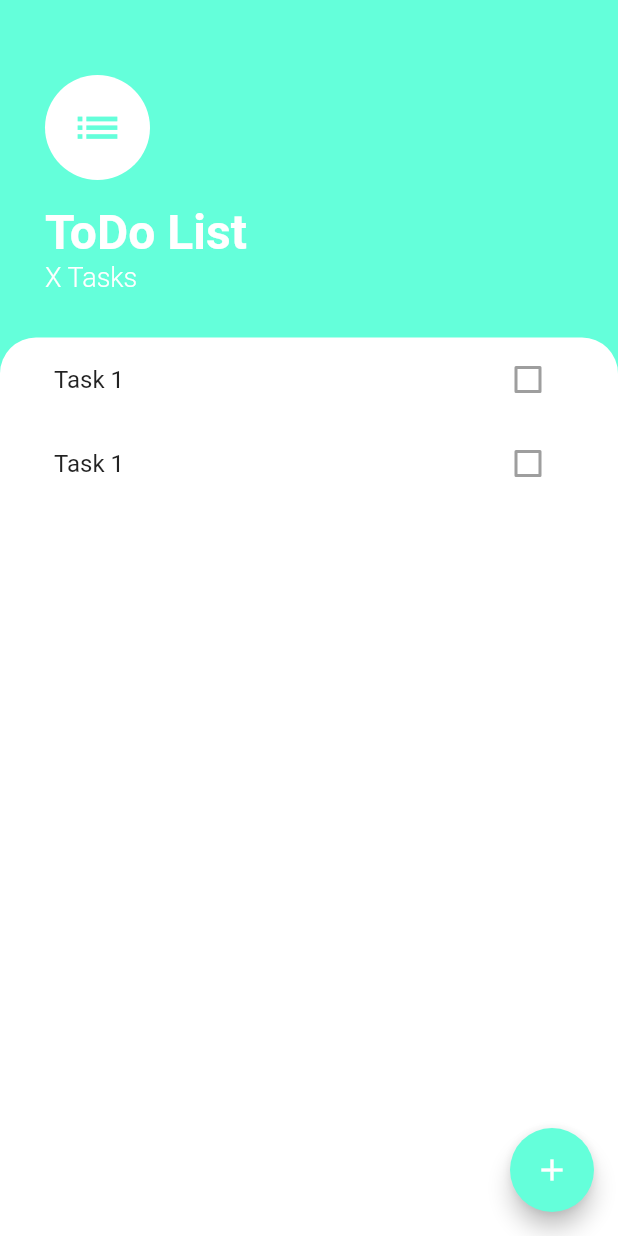
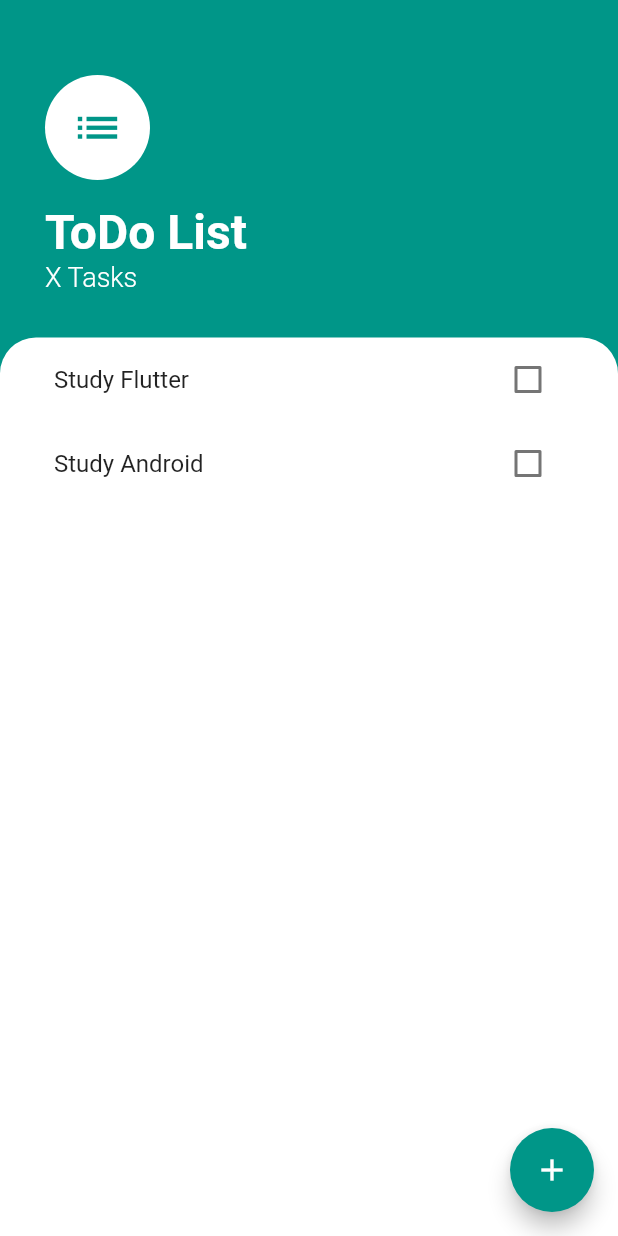
Before and after one commit to AniruddhaKulk/Flutter_ToDo_App, a Flutter app: the screen it shows after launch, on a phone screen of 412 x 824 dp. Run offline on Flutter 3.47's test engine with Material 2 defaults, Android fonts, the phone set to English and light mode, and no system bars.

Commit message:
Use ListView.Builder to create a dummy tasks list.

```diff
--- /dev/null
+++ b/lib/model/task.dart
@@ -0,0 +1,12 @@
+class Task{
+
+  final String taskName;
+  bool isCompleted;
+
+  Task({this.taskName, this.isCompleted = false});
+
+  void toggleCompleted(){
+    isCompleted = !isCompleted;
+  }
+
+}
--- a/lib/views/task_screen.dart
+++ b/lib/views/task_screen.dart
@@ -6,9 +6,9 @@ class TasksScreen extends StatelessWidget {
   @override
   Widget build(BuildContext context) {
     return Scaffold(
-      backgroundColor: Colors.tealAccent,
+      backgroundColor: Colors.teal,
       floatingActionButton: FloatingActionButton(
-        backgroundColor: Colors.tealAccent,
+        backgroundColor: Colors.teal,
         child: Icon(Icons.add),
         onPressed: () {
           showModalBottomSheet(
@@ -35,7 +35,7 @@ class TasksScreen extends StatelessWidget {
                 CircleAvatar(
                   child: Icon(
                     Icons.list,
-                    color: Colors.tealAccent,
+                    color: Colors.teal,
                     size: 35.0,
                   ),
                   backgroundColor: Colors.white,
--- a/lib/widgets/task_tile.dart
+++ b/lib/widgets/task_tile.dart
@@ -2,12 +2,25 @@ import 'package:flutter/material.dart';
 
 class TaskTile extends StatelessWidget {
 
+  final String taskName;
+  final bool isCompleted;
+  final Function toggleCallback;
+
+  TaskTile({this.taskName, this.isCompleted, this.toggleCallback});
+
   @override
   Widget build(BuildContext context) {
     return ListTile(
-      title: Text('Task 1'),
+      title: Text(
+        taskName,
+        style: TextStyle(
+            decoration:
+                isCompleted ? TextDecoration.lineThrough : TextDecoration.none),
+      ),
       trailing: Checkbox(
-        value: false,
+        activeColor: Colors.teal,
+        value: isCompleted,
+        onChanged: toggleCallback,
       ),
     );
   }
--- a/lib/widgets/tasks_list.dart
+++ b/lib/widgets/tasks_list.dart
@@ -1,15 +1,31 @@
 import 'package:flutter/material.dart';
+import 'package:todo_app/model/task.dart';
 import 'package:todo_app/widgets/task_tile.dart';
 
-class TasksList extends StatelessWidget {
+class TasksList extends StatefulWidget {
+
+  @override
+  _TasksListState createState() => _TasksListState();
+}
+
+class _TasksListState extends State<TasksList> {
+
+  List<Task> tasks = [
+    Task(taskName: 'Study Flutter', isCompleted: false),
+    Task(taskName: 'Study Android', isCompleted: false),
+  ];
 
   @override
   Widget build(BuildContext context) {
-    return ListView(
-      children: [
-        TaskTile(),
-        TaskTile()
-      ],
-    );
+    return ListView.builder(itemBuilder: (context, index){
+      return TaskTile(taskName: tasks[index].taskName,
+        isCompleted: tasks[index].isCompleted,
+        toggleCallback: (bool isChecked){
+          setState(() {
+            tasks[index].toggleCompleted();
+          });
+        });
+    },
+    itemCount: tasks.length,);
   }
 }
```
